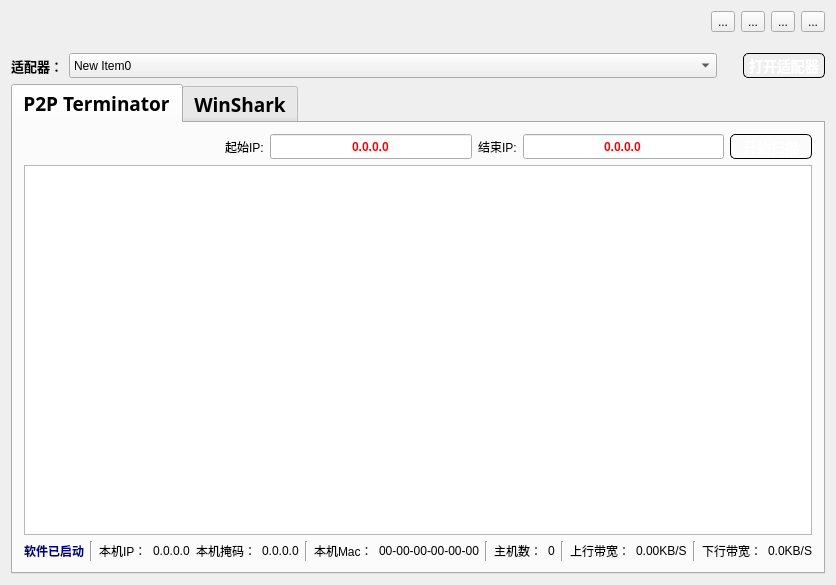
First picture: the form in widget.ui, repository Alex278/SnifferToolServer, before the edit.
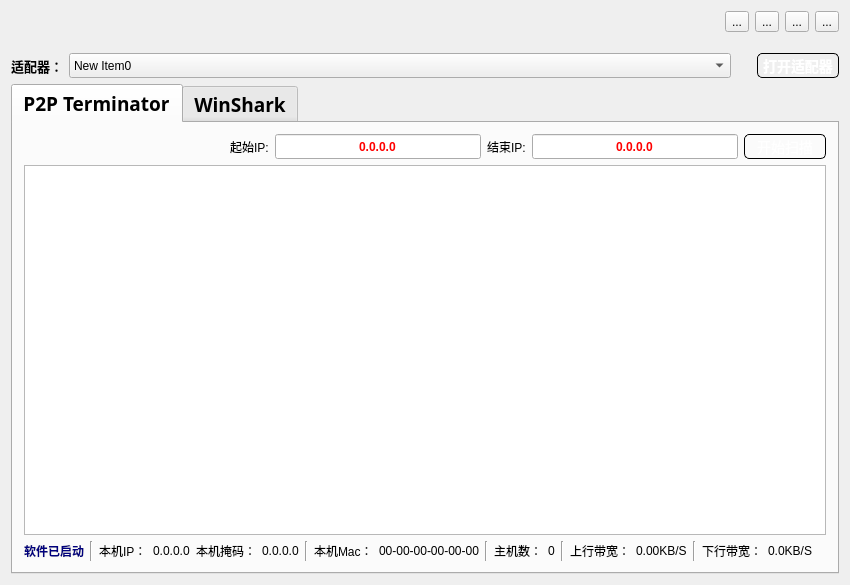
Second picture: the form after the edit.

```diff
--- a/widget.ui
+++ b/widget.ui
@@ -6,7 +6,7 @@
    <rect>
     <x>0</x>
     <y>0</y>
-    <width>809</width>
+    <width>850</width>
     <height>585</height>
    </rect>
   </property>
```
Left out of the diff: 2 changed lines with no effect on the pictures.
